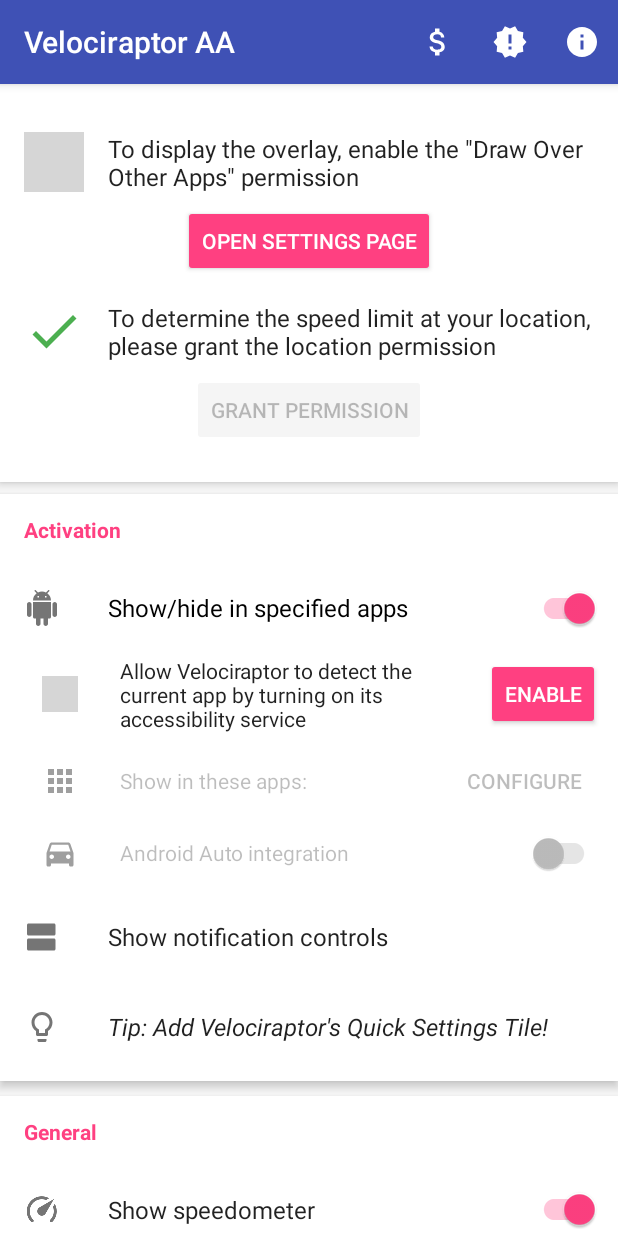
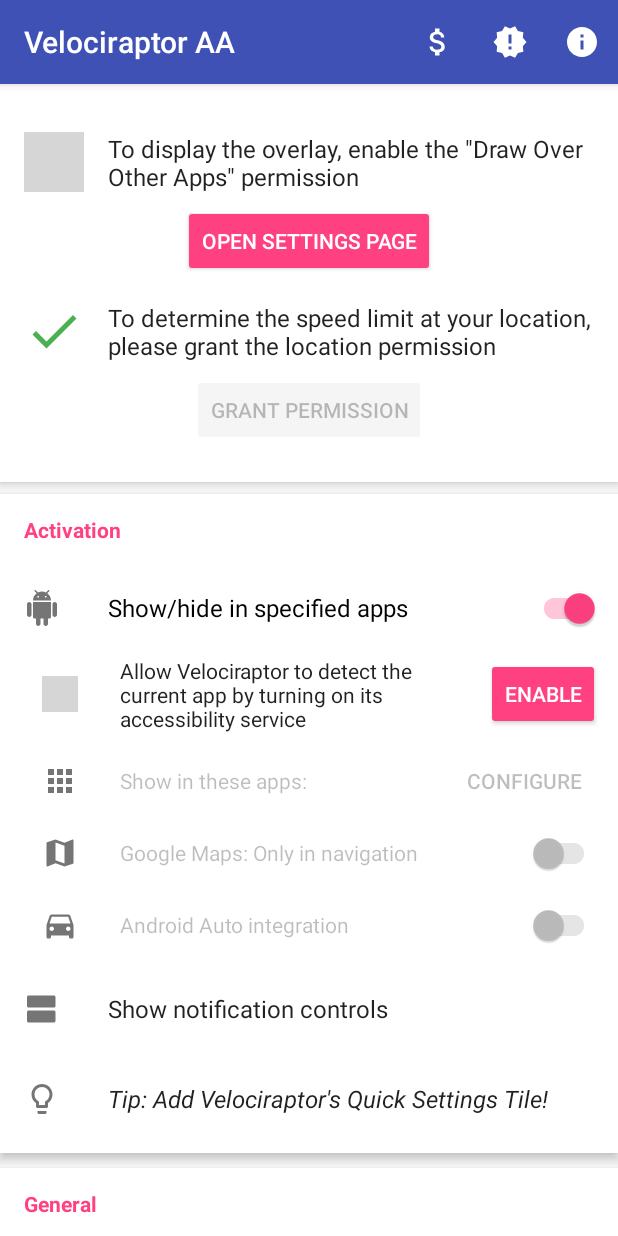
Before and after one commit to pluscubed/velociraptor, an Android app: the screen it shows after launch (SettingsActivity), on a phone screen of 412 x 824 dp. Run offline under Robolectric (Android 15) with nearby library versions, the phone set to English and light mode, and no system bars; our stand-ins replace ButterKnife, Timber; libraries missing offline, so code that uses them is left out: com.afollestad.materialdialogs, com.anjlab.android, com.crashlytics.android, com.squareup.leakcanary, io.fabric.sdk and 1 more; 8 statements that could not run were skipped; grey boxes are pictures that could not be loaded.

Commit message:
Add activate in Google Maps only while navigating; avoid displaying when Google Maps speed limit is displayed

```diff
--- a/app/src/main/java/com/pluscubed/velociraptor/settings/SettingsActivity.java
+++ b/app/src/main/java/com/pluscubed/velociraptor/settings/SettingsActivity.java
@@ -13,11 +13,11 @@ import android.net.Uri;
 import android.os.Build;
 import android.os.Bundle;
 import android.provider.Settings;
-import android.support.annotation.NonNull;
 import android.support.annotation.Nullable;
 import android.support.design.widget.Snackbar;
 import android.support.v4.app.ActivityCompat;
 import android.support.v4.app.NotificationCompat;
+import android.support.v4.app.NotificationManagerCompat;
 import android.support.v4.app.ShareCompat;
 import android.support.v7.app.AppCompatActivity;
 import android.support.v7.widget.SwitchCompat;
@@ -35,7 +35,6 @@ import android.widget.LinearLayout;
 import android.widget.Spinner;
 import android.widget.TextView;
 
-import com.afollestad.materialdialogs.DialogAction;
 import com.afollestad.materialdialogs.MaterialDialog;
 import com.anjlab.android.iab.v3.BillingProcessor;
 import com.anjlab.android.iab.v3.SkuDetails;
@@ -57,6 +56,7 @@ import java.util.Currency;
 import java.util.List;
 
 import butterknife.BindView;
+import butterknife.BindViews;
 import butterknife.ButterKnife;
 
 public class SettingsActivity extends AppCompatActivity {
@@ -100,18 +100,21 @@ public class SettingsActivity extends AppCompatActivity {
 
     @BindView(R.id.linear_app_selection)
     ViewGroup appSelectionContainer;
-    @BindView(R.id.image_app_selection)
-    ImageView appSelectionImage;
     @BindView(R.id.button_app_selection)
     Button appSelectionButton;
 
     @BindView(R.id.linear_android_auto)
     ViewGroup androidAutoContainer;
-    @BindView(R.id.image_android_auto)
-    ImageView androidAutoImage;
     @BindView(R.id.switch_android_auto)
     SwitchCompat androidAutoSwitch;
 
+    @BindView(R.id.linear_gmaps_navigation)
+    ViewGroup gmapsOnlyNavigationContainer;
+    @BindView(R.id.switch_gmaps_navigation)
+    SwitchCompat gmapsOnlyNavigationSwitch;
+
+    @BindViews({R.id.image_app_selection, R.id.image_android_auto, R.id.image_gmaps_navigation})
+    List<ImageView> autoDisplayIcons;
 
     @BindView(R.id.switch_notif_controls)
     View notifControlsContainer;
@@ -439,16 +442,40 @@ public class SettingsActivity extends AppCompatActivity {
                     new MaterialDialog.Builder(SettingsActivity.this)
                             .content(R.string.android_auto_instruction_dialog)
                             .positiveText(android.R.string.ok)
-                            .onPositive(new MaterialDialog.SingleButtonCallback() {
-                                @Override
-                                public void onClick(@NonNull MaterialDialog dialog, @NonNull DialogAction which) {
-                                    PrefUtils.setAutoIntegrationEnabled(SettingsActivity.this, true);
-                                }
-                            })
                             .show();
-                } else {
-                    PrefUtils.setAutoIntegrationEnabled(SettingsActivity.this, checked);
                 }
+
+                PrefUtils.setAutoIntegrationEnabled(SettingsActivity.this, checked);
+            }
+        });
+
+        gmapsOnlyNavigationSwitch.setChecked(isNotificationAccessGranted() && PrefUtils.isGmapsOnlyInNavigation(this));
+        gmapsOnlyNavigationContainer.setOnClickListener(v -> {
+            if (!gmapsOnlyNavigationSwitch.isEnabled()) {
+                return;
+            }
+
+            boolean accessGranted = isNotificationAccessGranted();
+            if (accessGranted) {
+                gmapsOnlyNavigationSwitch.toggle();
+                PrefUtils.setGmapsOnlyInNavigation(SettingsActivity.this, gmapsOnlyNavigationSwitch.isChecked());
+            } else if (Build.VERSION.SDK_INT >= Build.VERSION_CODES.JELLY_BEAN_MR2) {
+                new MaterialDialog.Builder(SettingsActivity.this)
+                        .content(R.string.gmaps_only_nav_notif_access)
+                        .positiveText(R.string.grant)
+                        .onPositive((dialog, which) -> {
+                            try {
+                                String settingsAction = Build.VERSION.SDK_INT >= Build.VERSION_CODES.LOLLIPOP_MR1 ?
+                                        Settings.ACTION_NOTIFICATION_LISTENER_SETTINGS : "android.settings.ACTION_NOTIFICATION_LISTENER_SETTINGS";
+                                Intent intent = new Intent(settingsAction);
+                                startActivity(intent);
+                            } catch (ActivityNotFoundException ignored) {
+                                Snackbar.make(enableFloatingButton, R.string.open_settings_failed_notif_access, Snackbar.LENGTH_LONG).show();
+                            }
+                        })
+                        .show();
+            } else {
+                Snackbar.make(findViewById(android.R.id.content), R.string.gmaps_only_nav_jellybean, Snackbar.LENGTH_LONG).show();
             }
         });
 
@@ -488,6 +515,10 @@ public class SettingsActivity extends AppCompatActivity {
 
         PrefUtils.setFirstRun(this, false);
         PrefUtils.setVersionCode(this, BuildConfig.VERSION_CODE);
+    }
+
+    private boolean isNotificationAccessGranted() {
+        return NotificationManagerCompat.getEnabledListenerPackages(SettingsActivity.this).contains(BuildConfig.APPLICATION_ID);
     }
 
     public void showSupportDialog() {
@@ -643,11 +674,12 @@ public class SettingsActivity extends AppCompatActivity {
         boolean serviceEnabled = Utils.isAccessibilityServiceEnabled(this, AppDetectionService.class);
         enabledServiceImage.setImageResource(serviceEnabled ? R.drawable.ic_done_green_40dp : R.drawable.ic_cross_red_40dp);
         enabledServiceImage.setAlpha(autoDisplayEnabled ? 1f : 0.7f);
+        enableServiceButton.setEnabled(autoDisplayEnabled && !serviceEnabled);
+
+        ButterKnife.apply(autoDisplayIcons, View.ALPHA, (autoDisplayEnabled && serviceEnabled ? 1f : 0.7f));
         enableDisableAllChildren(autoDisplayEnabled && serviceEnabled, appSelectionContainer);
-        appSelectionImage.setAlpha(autoDisplayEnabled && serviceEnabled ? 1f : 0.7f);
         enableDisableAllChildren(autoDisplayEnabled && serviceEnabled, androidAutoContainer);
-        androidAutoImage.setAlpha(autoDisplayEnabled && serviceEnabled ? 1f : 0.7f);
-        enableServiceButton.setEnabled(autoDisplayEnabled && !serviceEnabled);
+        enableDisableAllChildren(autoDisplayEnabled && serviceEnabled, gmapsOnlyNavigationContainer);
     }
 
     private void enableDisableAllChildren(boolean enable, ViewGroup viewgroup) {
--- a/app/src/main/java/com/pluscubed/velociraptor/ui/AutoView.java
+++ b/app/src/main/java/com/pluscubed/velociraptor/ui/AutoView.java
@@ -77,6 +77,11 @@ public class AutoView implements SpeedLimitView {
     }
 
     @Override
+    public void hideLimit(boolean hideLimit) {
+
+    }
+
+    @Override
     public void stop() {
         if (notificationManager != null) {
             notificationManager.cancel(NOTIFICATION_AUTO_TAG, NOTIFICATION_AUTO);
--- a/app/src/main/java/com/pluscubed/velociraptor/ui/FloatingView.java
+++ b/app/src/main/java/com/pluscubed/velociraptor/ui/FloatingView.java
@@ -49,6 +49,7 @@ public class FloatingView implements SpeedLimitView {
     TextView mSpeedometerText;
     @BindView(R.id.speedUnits)
     TextView mSpeedometerUnitsText;
+
     private SpeedLimitService mService;
     private WindowManager mWindowManager;
     private int mStyle;
@@ -335,6 +336,11 @@ public class FloatingView implements SpeedLimitView {
         }
     }
 
+    @Override
+    public void hideLimit(boolean hideLimit) {
+        mLimitView.setVisibility(hideLimit ? View.INVISIBLE : View.VISIBLE);
+    }
+
     private class FloatingOnTouchListener implements View.OnTouchListener {
 
         private float mInitialTouchX;
--- a/app/src/main/java/com/pluscubed/velociraptor/ui/SpeedLimitService.java
+++ b/app/src/main/java/com/pluscubed/velociraptor/ui/SpeedLimitService.java
@@ -59,6 +59,8 @@ public class SpeedLimitService extends Service {
     public static final int VIEW_FLOATING = 0;
     public static final int VIEW_AUTO = 1;
 
+    public static final String EXTRA_HIDE_LIMIT = "com.pluscubed.velociraptor.HIDE_LIMIT";
+
     private static final int NOTIFICATION_FOREGROUND = 303;
 
     private int speedLimitViewType = -1;
@@ -113,6 +115,10 @@ public class SpeedLimitService extends Service {
                 }
             }
 
+            if (intent.getExtras() != null && intent.getExtras().containsKey(EXTRA_HIDE_LIMIT)) {
+                boolean hideLimit = intent.getBooleanExtra(EXTRA_HIDE_LIMIT, false);
+                speedLimitView.hideLimit(hideLimit);
+            }
 
             if (intent.getBooleanExtra(EXTRA_NOTIF_START, false)) {
                 isStartedFromNotification = true;
--- a/app/src/main/java/com/pluscubed/velociraptor/ui/SpeedLimitView.java
+++ b/app/src/main/java/com/pluscubed/velociraptor/ui/SpeedLimitView.java
@@ -16,4 +16,6 @@ public interface SpeedLimitView {
     void setLimitText(String text);
 
     void updatePrefs();
+
+    void hideLimit(boolean hideLimit);
 }
--- a/app/src/main/res/layout/activity_settings_activation.xml
+++ b/app/src/main/res/layout/activity_settings_activation.xml
@@ -151,6 +151,41 @@
             </LinearLayout>
 
             <LinearLayout
+                android:id="@+id/linear_gmaps_navigation"
+                android:layout_width="match_parent"
+                android:layout_height="48dp"
+                android:background="?selectableItemBackground"
+                android:gravity="center_vertical"
+                android:orientation="horizontal"
+                android:paddingEnd="12dp"
+                android:paddingLeft="28dp"
+                android:paddingRight="12dp"
+                android:paddingStart="28dp"
+                tools:ignore="UseCompoundDrawables">
+
+                <ImageView
+                    android:id="@+id/image_gmaps_navigation"
+                    android:layout_width="24dp"
+                    android:layout_height="24dp"
+                    android:layout_marginEnd="28dp"
+                    android:layout_marginRight="28dp"
+                    android:tint="#8a000000"
+                    app:srcCompat="@drawable/ic_map_white_24dp" />
+
+                <android.support.v7.widget.SwitchCompat
+                    android:id="@+id/switch_gmaps_navigation"
+                    android:layout_width="match_parent"
+                    android:layout_height="48dp"
+                    android:background="@null"
+                    android:clickable="false"
+                    android:focusable="false"
+                    android:text="@string/gmaps_only_nav"
+                    android:textSize="14sp"
+                    tools:ignore="RtlSymmetry" />
+
+            </LinearLayout>
+
+            <LinearLayout
                 android:id="@+id/linear_android_auto"
                 android:layout_width="match_parent"
                 android:layout_height="48dp"
--- a/app/src/main/res/layout/activity_settings_advanced.xml
+++ b/app/src/main/res/layout/activity_settings_advanced.xml
@@ -11,8 +11,7 @@
     app:cardBackgroundColor="@android:color/white"
     app:cardCornerRadius="0dp"
     app:cardElevation="4dp"
-    app:cardUseCompatPadding="true"
-    tools:showIn="@layout/activity_settings">
+    app:cardUseCompatPadding="true">
 
     <LinearLayout
         android:layout_width="match_parent"
--- a/app/src/main/res/values/strings.xml
+++ b/app/src/main/res/values/strings.xml
@@ -11,6 +11,7 @@
     <string name="kmph">%s km/h</string>
     <string name="mph">%s mph</string>
     <string name="percent">%s%%</string>
+    <string name="grant">Grant</string>
 
     <string name="notif_content">Touch to open settings</string>
     <string name="notif_title">Velociraptor monitor running</string>
@@ -105,6 +106,11 @@
     <string name="controls_notif_title">Velociraptor controls</string>
     <string name="controls_notif_desc">Show or hide the speed limit monitor</string>
 
+    <string name="gmaps_only_nav">Google Maps: Only in navigation</string>
+    <string name="gmaps_only_nav_notif_access">To use this feature, Velociraptor needs Notification Access to check when Google Maps navigation is open</string>
+    <string name="gmaps_only_nav_jellybean">Only available for Android 4.3+</string>
+    <string name="open_settings_failed_notif_access">Unable to open settings. Please manually enable the \"Notification access\" setting for Velociraptor.</string>
+
     <string name="tip_qs_tile">Tip: Add Velociraptor\'s Quick Settings Tile!</string>
 
 
--- a/app/src/main/res/xml/accessibility_service.xml
+++ b/app/src/main/res/xml/accessibility_service.xml
@@ -3,6 +3,7 @@
     xmlns:tools="http://schemas.android.com/tools"
     android:accessibilityEventTypes="typeWindowStateChanged"
     android:accessibilityFeedbackType="feedbackGeneric"
-    android:accessibilityFlags="flagIncludeNotImportantViews"
+    android:accessibilityFlags="flagIncludeNotImportantViews|flagReportViewIds"
+    android:canRetrieveWindowContent="true"
     android:description="@string/accessibility_service_description"
     tools:ignore="UnusedAttribute" />
```
Also changed, not shown: app/src/main/AndroidManifest.xml (+8 -0 lines), app/src/main/java/com/pluscubed/velociraptor/AppDetectionService.java (+131 -29 lines), app/src/main/java/com/pluscubed/velociraptor/GmapsNavNotificationListener.java (added, +45 -0 lines), app/src/main/java/com/pluscubed/velociraptor/utils/PrefUtils.java (+9 -0 lines).
